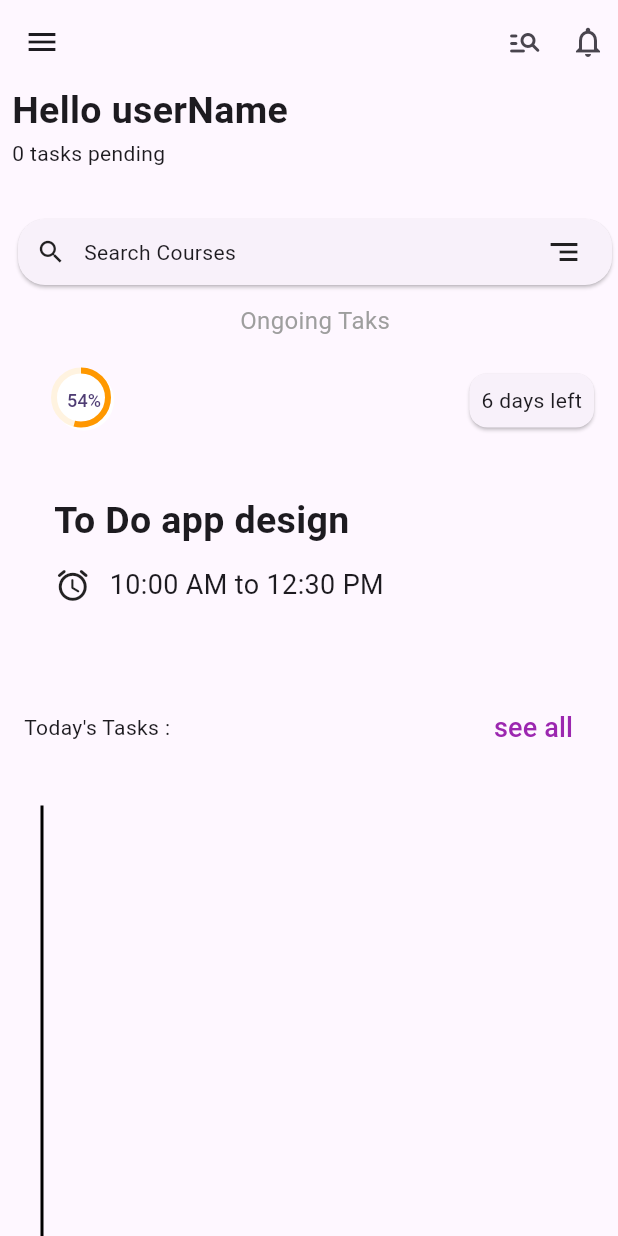
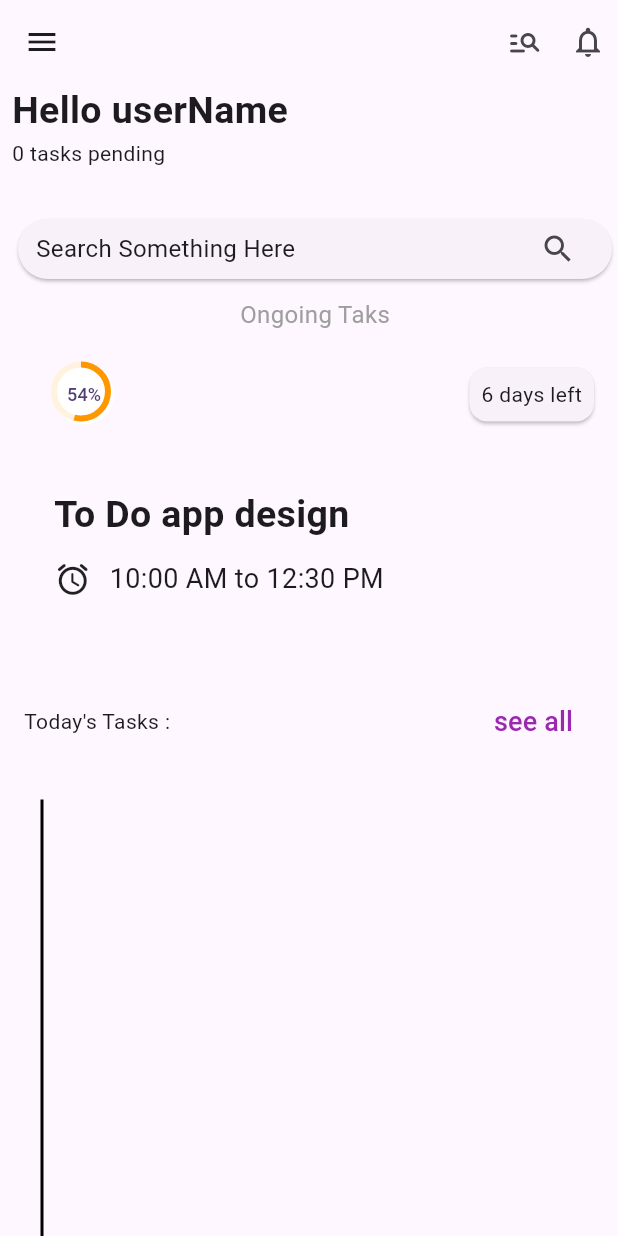
Before and after one commit to KiribalanS/codsoft_intern, a Flutter app: the Todo screen opened directly, on a phone screen of 412 x 824 dp. Run offline on Flutter 3.47's test engine with Material 2 defaults, Android fonts, the phone set to English and light mode, and no system bars; drawn by our look-alikes of animated_search_bar; our stand-ins replace shared_preferences; accounts and stored records are empty.

Commit message:
search tried

```diff
--- a/todo_list_codsoft/lib/main.dart
+++ b/todo_list_codsoft/lib/main.dart
@@ -63,7 +63,7 @@ class _MyAppState extends State<MyApp> {
         colorScheme: ColorScheme.fromSeed(seedColor: Colors.deepPurple),
         useMaterial3: true,
       ),
-      home: isSignedIn ? Todo() : MyHomePage(),
+      home: isSignedIn ? Todo() : Todo(),
     );
   }
 }
--- a/todo_list_codsoft/lib/todo_screen.dart
+++ b/todo_list_codsoft/lib/todo_screen.dart
@@ -1,5 +1,6 @@
 // ignore_for_file: prefer_const_constructors, prefer_const_literals_to_create_immutables
 
+import 'package:animated_search_bar/animated_search_bar.dart';
 import 'package:flutter/material.dart';
 import 'package:intl/intl.dart';
 import 'package:shared_preferences/shared_preferences.dart';
@@ -15,10 +16,29 @@ class Todo extends StatefulWidget {
 }
 
 class _TodoState extends State<Todo> {
+  String searchText = "";
+  TextEditingController _controller = TextEditingController(text: "");
+  var filteredList = [];
+
+  void filterSearchResults(query) {
+    filteredList.clear();
+    if (query.isNotEmpty) {
+      for (var item in listOfTodo) {
+        if (item.title.toLowerCase().contains(query.toLowerCase())) {
+          filteredList.add(item);
+        }
+      }
+    } else {
+      //show no results found.
+      filteredList.addAll(listOfTodo);
+    }
+    setState(() {});
+  }
+
   @override
   void initState() {
     super.initState();
-    setState(() {});
+    filteredList = listOfTodo;
   }
 
   @override
@@ -57,6 +77,8 @@ class _TodoState extends State<Todo> {
                 onPressed: () async {
                   final sp = await SharedPreferences.getInstance();
                   sp.clear();
+                  listOfTodo.clear();
+
                   Navigator.of(context).pushReplacement(
                     MaterialPageRoute(
                       builder: (context) => MyHomePage(),
@@ -100,27 +122,36 @@ class _TodoState extends State<Todo> {
             ),
             Card(
               shape: RoundedRectangleBorder(
-                  borderRadius: BorderRadius.circular(18)),
+                  borderRadius: BorderRadius.circular(25)),
               child: Padding(
                 padding: const EdgeInsets.symmetric(horizontal: 12.0),
-                child: Row(
-                  children: [
-                    Icon(
-                      Icons.search,
-                      size: 20,
+                child: AnimatedSearchBar(
+                    label: "Search Something Here",
+                    controller: _controller,
+                    labelStyle: TextStyle(fontSize: 16),
+                    searchStyle: TextStyle(color: Colors.black),
+                    cursorColor: Colors.black,
+                    textInputAction: TextInputAction.done,
+                    searchDecoration: InputDecoration(
+                      hintText: "Search",
+                      alignLabelWithHint: true,
+                      fillColor: Colors.black,
+                      focusColor: Colors.black,
+                      hintStyle: TextStyle(color: Colors.black),
+                      border: InputBorder.none,
                     ),
-                    Expanded(
-                      child: Padding(
-                        padding: const EdgeInsets.all(12.0),
-                        child: Text("Search Courses"),
-                      ),
-                    ),
-                    Padding(
-                      padding: const EdgeInsets.all(8.0),
-                      child: Icon(Icons.segment_outlined),
-                    ),
-                  ],
-                ),
+                    onChanged: (value) {
+                      print("value on Change");
+                      setState(() {
+                        filterSearchResults(value);
+                      });
+                    },
+                    onFieldSubmitted: (value) {
+                      print("value on Field Submitted");
+                      setState(() {
+                        filterSearchResults(value);
+                      });
+                    }),
               ),
             ),
             Expanded(
@@ -251,9 +282,9 @@ class _TodoState extends State<Todo> {
                                   Expanded(
                                     child: customCard(
                                       description:
-                                          listOfTodo[index].description,
-                                      time: listOfTodo[index].targetTime,
-                                      title: listOfTodo[index].title,
+                                          filteredList[index].description,
+                                      time: filteredList[index].targetTime,
+                                      title: filteredList[index].title,
                                       index: index,
                                       context: context,
                                     ),
@@ -262,19 +293,20 @@ class _TodoState extends State<Todo> {
                                     onPressed: () {
                                       setState(() {
                                         listOfTodo.removeAt(index);
-                                        ScaffoldMessenger.of(context)
-                                            .showSnackBar(SnackBar(
-                                          content: Text(
-                                              "Congratulations :>\n\tKeep going on"),
-                                        ));
                                       });
+                                      ScaffoldMessenger.of(context)
+                                          .showSnackBar(SnackBar(
+                                        content: Text(
+                                          "Congratulations :>\n\tKeep going on",
+                                        ),
+                                      ));
                                     },
                                     icon: Icon(Icons.done),
                                   ),
                                 ],
                               );
                             },
-                            itemCount: listOfTodo.length,
+                            itemCount: filteredList.length,
                           ),
                         )
                       ],
--- a/todo_list_codsoft/pubspec.yaml
+++ b/todo_list_codsoft/pubspec.yaml
@@ -28,6 +28,7 @@ environment:
 # the latest version available on pub.dev. To see which dependencies have newer
 # versions available, run `flutter pub outdated`.
 dependencies:
+  animated_search_bar: ^2.5.0
   cupertino_icons: ^1.0.2
   flutter:
     sdk: flutter
```
Also changed, not shown: todo_list_codsoft/lib/get_user_data.dart (+1 -7 lines).
